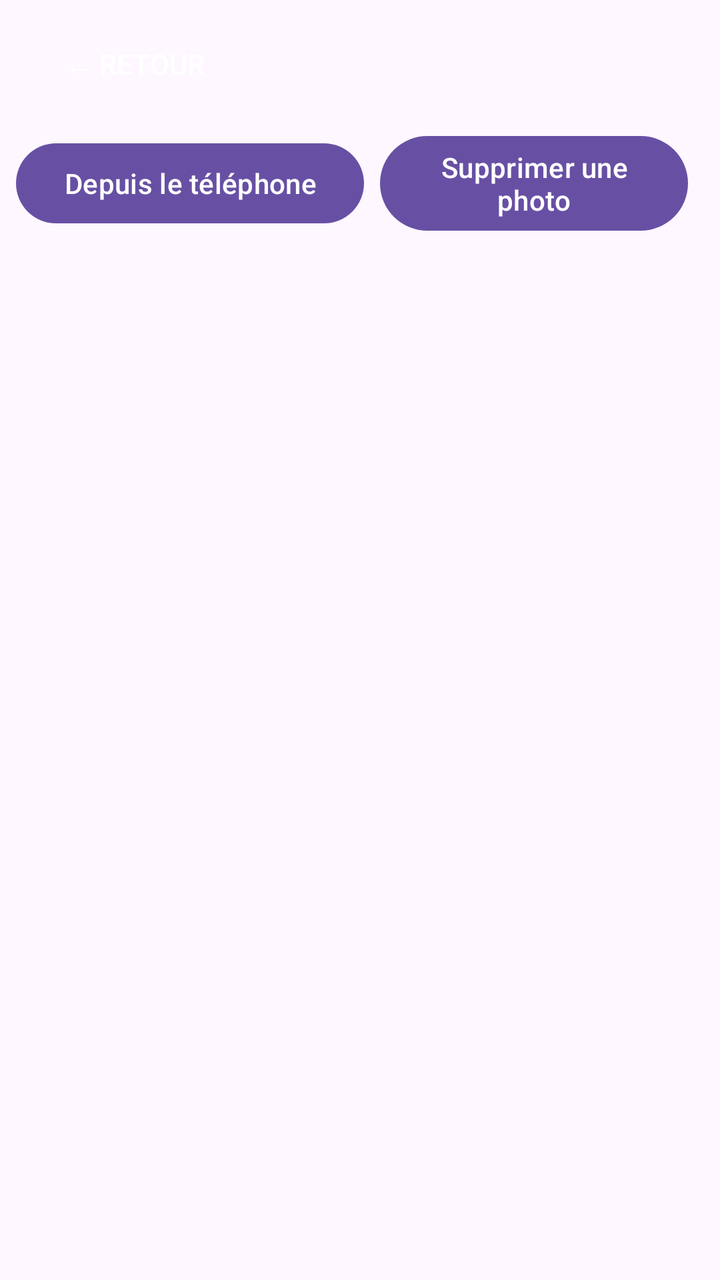
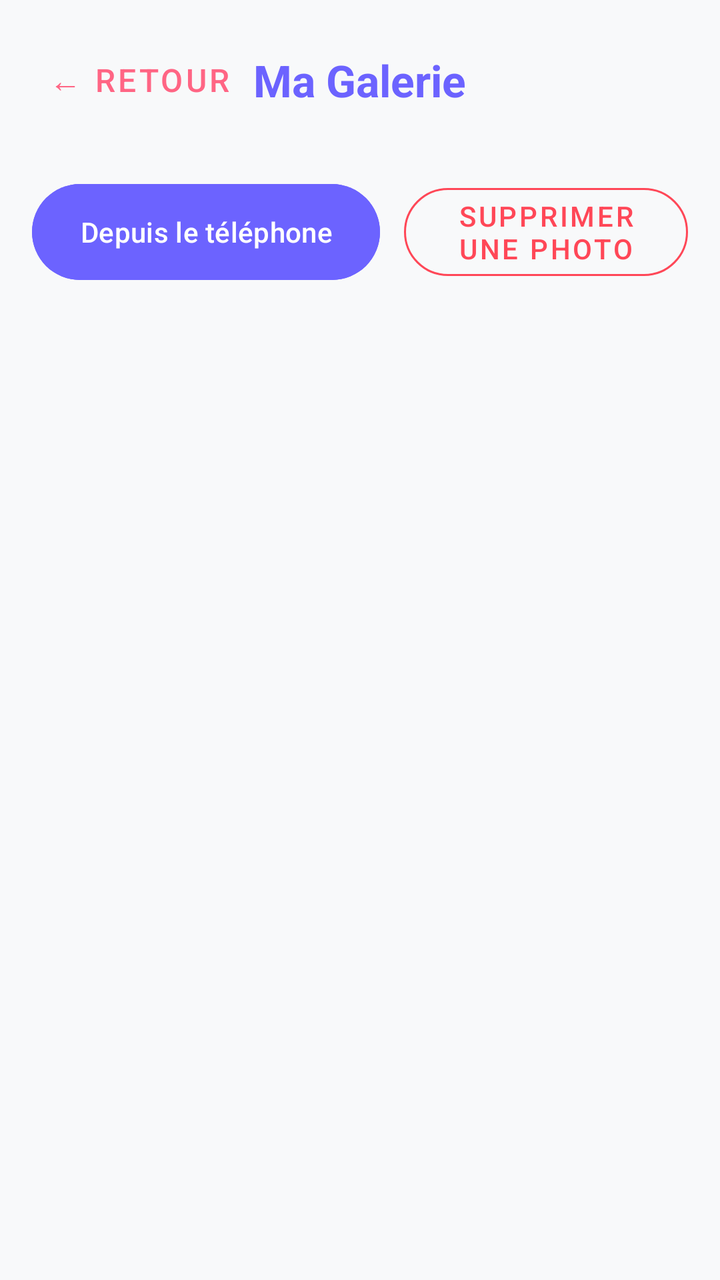

Two renders of the same Android screen: before a commit and after it. Below are the layout's source before the change and the commit's diff.
<!-- AndroidManifest.xml: application theme Theme.DessineTonHumeur -->
<!-- res/layout/activity_gallery.xml -->
<?xml version="1.0" encoding="utf-8"?>
<LinearLayout xmlns:android="http://schemas.android.com/apk/res/android"
    xmlns:tools="http://schemas.android.com/tools"
    android:layout_width="match_parent"
    android:layout_height="match_parent"
    android:orientation="vertical"
    android:padding="8dp">

    <Button
        android:id="@+id/btn_back"
        android:layout_width="wrap_content"
        android:layout_height="wrap_content"
        android:text="@string/retour"
        android:layout_marginBottom="8dp"
        style="?android:attr/borderlessButtonStyle"/>

    <LinearLayout
        android:layout_width="match_parent"
        android:layout_height="wrap_content"
        android:orientation="horizontal"
        android:gravity="center"
        android:layout_marginBottom="16dp">

        <Button
            android:id="@+id/btn_choose_photo"
            android:layout_width="wrap_content"
            android:layout_height="wrap_content"
            android:text="@string/depuis_le_telephone"
            android:layout_marginEnd="8dp"
            tools:ignore="ButtonStyle" />

        <Button
            android:id="@+id/btn_delete_photo"
            android:layout_width="wrap_content"
            android:layout_height="wrap_content"
            android:text="@string/supprime_photo"
            android:layout_marginEnd="8dp"
            tools:ignore="ButtonStyle" />

    </LinearLayout>

    <GridView
        android:id="@+id/grid_view"
        android:layout_width="match_parent"
        android:layout_height="match_parent"
        android:numColumns="2"
        android:verticalSpacing="8dp"
        android:horizontalSpacing="8dp"
        android:stretchMode="columnWidth" />

</LinearLayout>
<!-- resources referenced by this layout -->
<resources>
  <string name="depuis_le_telephone">Depuis le téléphone</string>
  <string name="retour">← Retour</string>
  <string name="supprime_photo">Supprimer une photo</string>
  <style name="Theme.DessineTonHumeur" parent="Base.Theme.DessineTonHumeur" />
  <style name="Base.Theme.DessineTonHumeur" parent="Theme.Material3.DayNight.NoActionBar">
          
          
      </style>
</resources>

<!-- the commit's change to res/layout/activity_gallery.xml (unified diff, before → after) -->
@@ -1,40 +1,65 @@
 <?xml version="1.0" encoding="utf-8"?>
 <LinearLayout xmlns:android="http://schemas.android.com/apk/res/android"
+    xmlns:app="http://schemas.android.com/apk/res-auto"
     xmlns:tools="http://schemas.android.com/tools"
     android:layout_width="match_parent"
     android:layout_height="match_parent"
     android:orientation="vertical"
-    android:padding="8dp">
+    android:padding="16dp"
+    android:background="@color/backgroundColor">
 
-    <Button
-        android:id="@+id/btn_back"
-        android:layout_width="wrap_content"
+    <RelativeLayout
+        android:layout_width="match_parent"
         android:layout_height="wrap_content"
-        android:text="@string/retour"
-        android:layout_marginBottom="8dp"
-        style="?android:attr/borderlessButtonStyle"/>
+        android:layout_marginBottom="24dp">
+
+        <com.google.android.material.button.MaterialButton
+            android:id="@+id/btn_back"
+            style="@style/Widget.MaterialComponents.Button.TextButton"
+            android:layout_width="wrap_content"
+            android:layout_height="wrap_content"
+            android:layout_alignParentStart="true"
+            android:layout_centerVertical="true"
+            android:text="@string/retour"
+            android:textColor="@color/secondaryColor"
+            android:textSize="16sp" />
+
+        <TextView
+            android:layout_width="wrap_content"
+            android:layout_height="wrap_content"
+            android:layout_centerInParent="true"
+            android:text="Ma Galerie"
+            android:textColor="@color/primaryColor"
+            android:textSize="22sp"
+            android:textStyle="bold" />
+    </RelativeLayout>
 
     <LinearLayout
         android:layout_width="match_parent"
         android:layout_height="wrap_content"
         android:orientation="horizontal"
         android:gravity="center"
-        android:layout_marginBottom="16dp">
+        android:layout_marginBottom="24dp">
 
-        <Button
+        <com.google.android.material.button.MaterialButton
             android:id="@+id/btn_choose_photo"
             android:layout_width="wrap_content"
-            android:layout_height="wrap_content"
+            android:layout_height="56dp"
             android:text="@string/depuis_le_telephone"
-            android:layout_marginEnd="8dp"
+            app:cornerRadius="28dp"
+            android:backgroundTint="@color/primaryColor"
+            android:layout_marginEnd="12dp"
             tools:ignore="ButtonStyle" />
 
-        <Button
+        <com.google.android.material.button.MaterialButton
             android:id="@+id/btn_delete_photo"
+            style="@style/Widget.MaterialComponents.Button.OutlinedButton"
             android:layout_width="wrap_content"
-            android:layout_height="wrap_content"
+            android:layout_height="56dp"
             android:text="@string/supprime_photo"
-            android:layout_marginEnd="8dp"
+            app:cornerRadius="28dp"
+            app:strokeColor="@color/dangerColor"
+            android:textColor="@color/dangerColor"
             tools:ignore="ButtonStyle" />
 
     </LinearLayout>
@@ -44,8 +69,10 @@
         android:layout_width="match_parent"
         android:layout_height="match_parent"
         android:numColumns="2"
-        android:verticalSpacing="8dp"
-        android:horizontalSpacing="8dp"
-        android:stretchMode="columnWidth" />
+        android:verticalSpacing="12dp"
+        android:horizontalSpacing="12dp"
+        android:stretchMode="columnWidth"
+        android:clipToPadding="false"
+        android:paddingBottom="16dp" />
 
 </LinearLayout>
<!-- resource entries referenced after the edit -->
@@ -1,5 +1,9 @@
 <!-- resources referenced by this layout -->
 <resources>
+  <color name="backgroundColor">#F8F9FA</color>
+  <color name="dangerColor">#FF4757</color>
+  <color name="primaryColor">#6C63FF</color>
+  <color name="secondaryColor">#FF6584</color>
   <string name="depuis_le_telephone">Depuis le téléphone</string>
   <string name="retour">← Retour</string>
   <string name="supprime_photo">Supprimer une photo</string>
